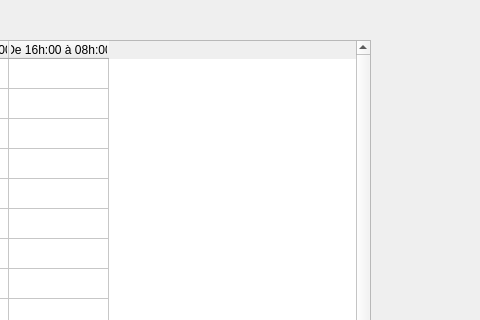
This is ui/guard_labo.ui in otmanLAHRECHE/EPSP_Garde_Project as Qt 5 draws it before an edit; both pictures show x 320 to 800 and y 0 to 320 of the 800 by 600 pixel window. The edited form follows.
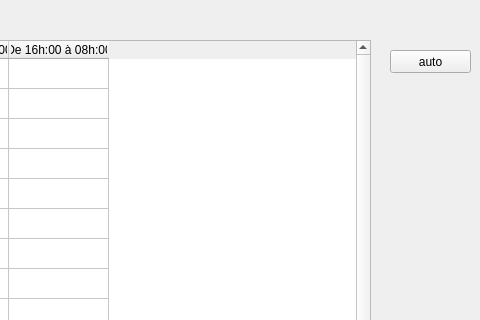
This is the edited form.

What changed in the file:
```diff
--- a/ui/guard_labo.ui
+++ b/ui/guard_labo.ui
@@ -274,6 +274,19 @@
      </property>
     </column>
    </widget>
+   <widget class="QPushButton" name="pushButton_3">
+    <property name="geometry">
+     <rect>
+      <x>710</x>
+      <y>50</y>
+      <width>81</width>
+      <height>23</height>
+     </rect>
+    </property>
+    <property name="text">
+     <string>auto</string>
+    </property>
+   </widget>
   </widget>
   <widget class="QStatusBar" name="statusbar"/>
  </widget>
```
